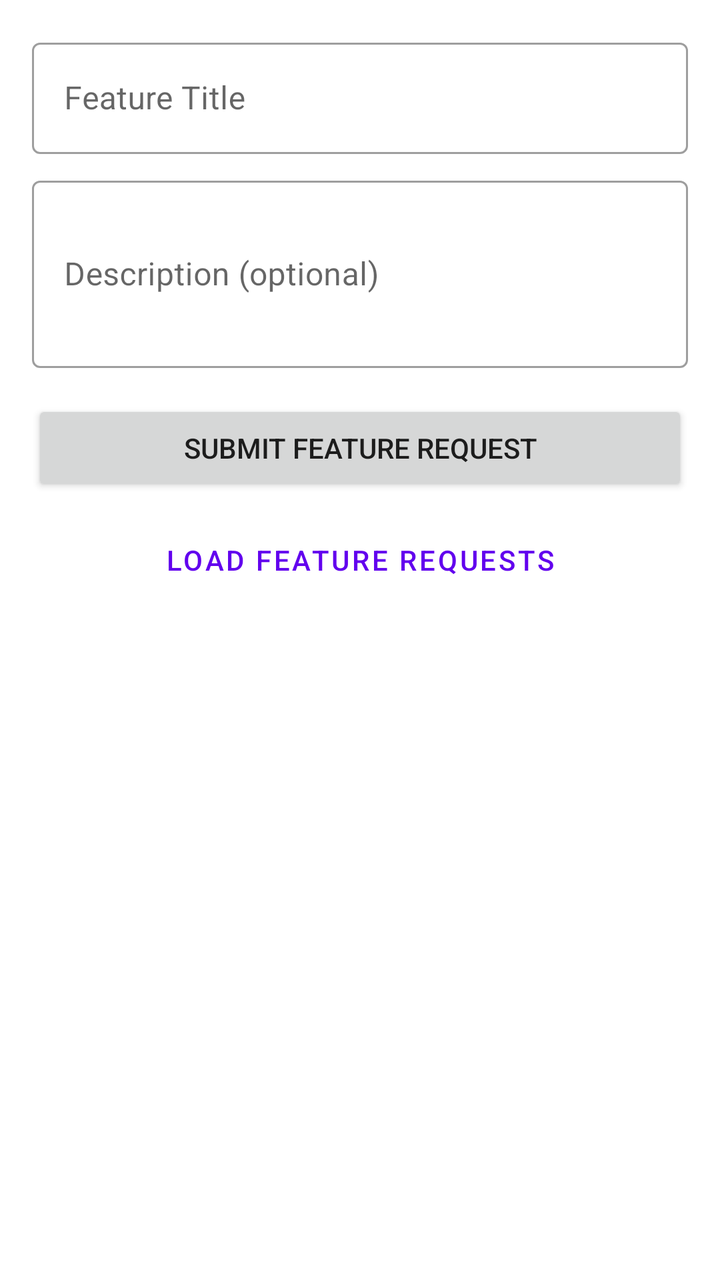
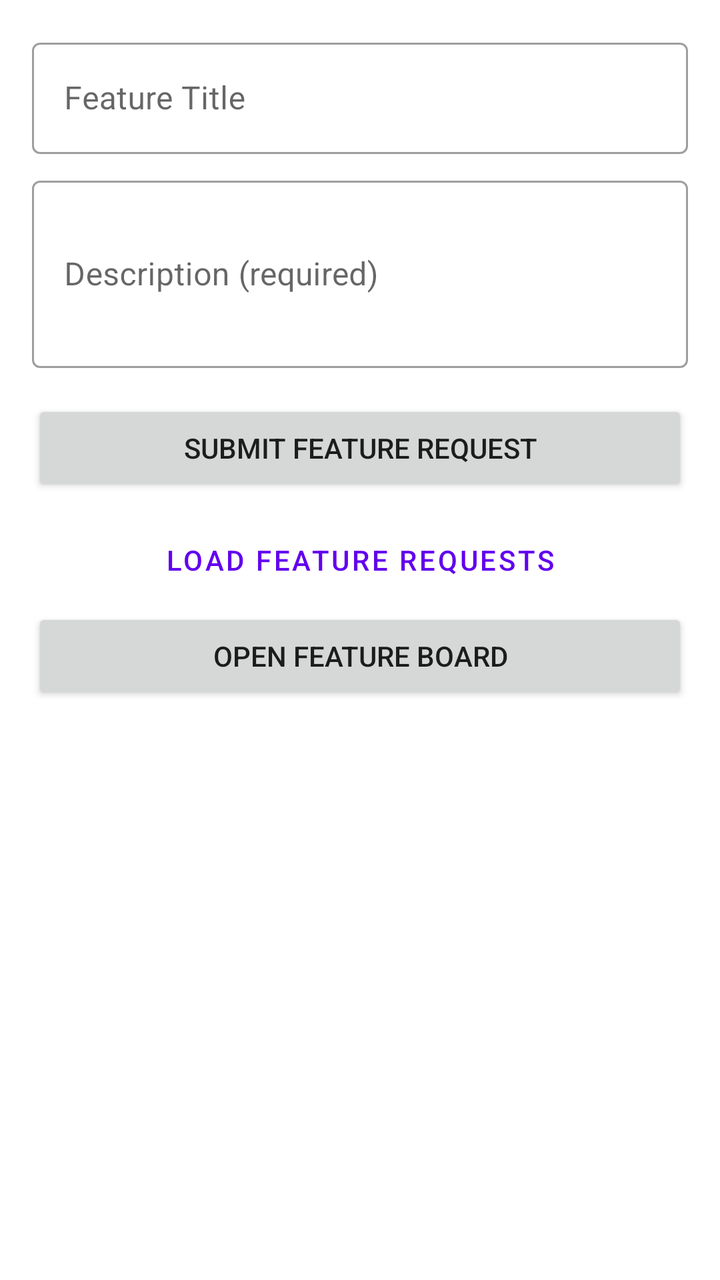

Two renders of the same Android screen: before a commit and after it. Below are the layout's source before the change and the commit's diff.
<!-- AndroidManifest.xml: application theme Theme.FeaturamaSample -->
<!-- res/layout/activity_main.xml -->
<?xml version="1.0" encoding="utf-8"?>
<androidx.constraintlayout.widget.ConstraintLayout
    xmlns:android="http://schemas.android.com/apk/res/android"
    xmlns:app="http://schemas.android.com/apk/res-auto"
    xmlns:tools="http://schemas.android.com/tools"
    android:layout_width="match_parent"
    android:layout_height="match_parent"
    android:padding="16dp"
    tools:context=".MainActivity">

    <com.google.android.material.textfield.TextInputLayout
        android:id="@+id/titleInputLayout"
        style="@style/Widget.MaterialComponents.TextInputLayout.OutlinedBox"
        android:layout_width="0dp"
        android:layout_height="wrap_content"
        android:hint="Feature Title"
        app:layout_constraintEnd_toEndOf="parent"
        app:layout_constraintStart_toStartOf="parent"
        app:layout_constraintTop_toTopOf="parent">

        <com.google.android.material.textfield.TextInputEditText
            android:id="@+id/titleInput"
            android:layout_width="match_parent"
            android:layout_height="wrap_content"
            android:inputType="text" />

    </com.google.android.material.textfield.TextInputLayout>

    <com.google.android.material.textfield.TextInputLayout
        android:id="@+id/descriptionInputLayout"
        style="@style/Widget.MaterialComponents.TextInputLayout.OutlinedBox"
        android:layout_width="0dp"
        android:layout_height="wrap_content"
        android:layout_marginTop="8dp"
        android:hint="Description (optional)"
        app:layout_constraintEnd_toEndOf="parent"
        app:layout_constraintStart_toStartOf="parent"
        app:layout_constraintTop_toBottomOf="@id/titleInputLayout">

        <com.google.android.material.textfield.TextInputEditText
            android:id="@+id/descriptionInput"
            android:layout_width="match_parent"
            android:layout_height="wrap_content"
            android:inputType="textMultiLine"
            android:minLines="3" />

    </com.google.android.material.textfield.TextInputLayout>

    <Button
        android:id="@+id/submitButton"
        android:layout_width="0dp"
        android:layout_height="wrap_content"
        android:layout_marginTop="16dp"
        android:text="Submit Feature Request"
        app:layout_constraintEnd_toEndOf="parent"
        app:layout_constraintStart_toStartOf="parent"
        app:layout_constraintTop_toBottomOf="@id/descriptionInputLayout" />

    <Button
        android:id="@+id/loadButton"
        style="@style/Widget.MaterialComponents.Button.OutlinedButton"
        android:layout_width="0dp"
        android:layout_height="wrap_content"
        android:layout_marginTop="8dp"
        android:text="Load Feature Requests"
        app:layout_constraintEnd_toEndOf="parent"
        app:layout_constraintStart_toStartOf="parent"
        app:layout_constraintTop_toBottomOf="@id/submitButton" />

    <ProgressBar
        android:id="@+id/progressBar"
        android:layout_width="wrap_content"
        android:layout_height="wrap_content"
        android:visibility="gone"
        app:layout_constraintBottom_toBottomOf="parent"
        app:layout_constraintEnd_toEndOf="parent"
        app:layout_constraintStart_toStartOf="parent"
        app:layout_constraintTop_toBottomOf="@id/loadButton" />

    <TextView
        android:id="@+id/resultText"
        android:layout_width="0dp"
        android:layout_height="0dp"
        android:layout_marginTop="16dp"
        android:scrollbars="vertical"
        android:textSize="14sp"
        app:layout_constraintBottom_toBottomOf="parent"
        app:layout_constraintEnd_toEndOf="parent"
        app:layout_constraintStart_toStartOf="parent"
        app:layout_constraintTop_toBottomOf="@id/loadButton" />

</androidx.constraintlayout.widget.ConstraintLayout>
<!-- resources referenced by this layout -->
<resources>
  <style name="Theme.FeaturamaSample" parent="Theme.MaterialComponents.DayNight.DarkActionBar">
          <item name="colorPrimary">#6200EE</item>
          <item name="colorPrimaryVariant">#3700B3</item>
          <item name="colorOnPrimary">@android:color/white</item>
          <item name="colorSecondary">#03DAC5</item>
          <item name="colorSecondaryVariant">#018786</item>
          <item name="colorOnSecondary">@android:color/black</item>
      </style>
</resources>

<!-- the commit's change to res/layout/activity_main.xml (unified diff, before → after) -->
@@ -32,7 +32,7 @@
         android:layout_width="0dp"
         android:layout_height="wrap_content"
         android:layout_marginTop="8dp"
-        android:hint="Description (optional)"
+        android:hint="Description (required)"
         app:layout_constraintEnd_toEndOf="parent"
         app:layout_constraintStart_toStartOf="parent"
         app:layout_constraintTop_toBottomOf="@id/titleInputLayout">
@@ -46,6 +46,24 @@
 
     </com.google.android.material.textfield.TextInputLayout>
 
+    <com.google.android.material.textfield.TextInputLayout
+        android:id="@+id/emailInputLayout"
+        style="@style/Widget.MaterialComponents.TextInputLayout.OutlinedBox"
+        android:layout_width="0dp"
+        android:layout_height="wrap_content"
+        android:layout_marginTop="8dp"
+        android:hint="Email address"
+        android:visibility="gone"
+        app:layout_constraintStart_toStartOf="parent"
+        app:layout_constraintEnd_toEndOf="parent"
+        app:layout_constraintTop_toBottomOf="@id/descriptionInputLayout">
+        <com.google.android.material.textfield.TextInputEditText
+            android:id="@+id/emailInput"
+            android:layout_width="match_parent"
+            android:layout_height="wrap_content"
+            android:inputType="textEmailAddress" />
+    </com.google.android.material.textfield.TextInputLayout>
+
     <Button
         android:id="@+id/submitButton"
         android:layout_width="0dp"
@@ -54,7 +72,7 @@
         android:text="Submit Feature Request"
         app:layout_constraintEnd_toEndOf="parent"
         app:layout_constraintStart_toStartOf="parent"
-        app:layout_constraintTop_toBottomOf="@id/descriptionInputLayout" />
+        app:layout_constraintTop_toBottomOf="@id/emailInputLayout" />
 
     <Button
         android:id="@+id/loadButton"
@@ -67,6 +85,15 @@
         app:layout_constraintStart_toStartOf="parent"
         app:layout_constraintTop_toBottomOf="@id/submitButton" />
 
+    <Button
+        android:id="@+id/boardButton"
+        android:layout_width="0dp"
+        android:layout_height="wrap_content"
+        android:text="Open feature board"
+        app:layout_constraintStart_toStartOf="parent"
+        app:layout_constraintEnd_toEndOf="parent"
+        app:layout_constraintTop_toBottomOf="@id/loadButton" />
+
     <ProgressBar
         android:id="@+id/progressBar"
         android:layout_width="wrap_content"
@@ -75,7 +102,7 @@
         app:layout_constraintBottom_toBottomOf="parent"
         app:layout_constraintEnd_toEndOf="parent"
         app:layout_constraintStart_toStartOf="parent"
-        app:layout_constraintTop_toBottomOf="@id/loadButton" />
+        app:layout_constraintTop_toBottomOf="@id/boardButton" />
 
     <TextView
         android:id="@+id/resultText"
@@ -87,6 +114,6 @@
         app:layout_constraintBottom_toBottomOf="parent"
         app:layout_constraintEnd_toEndOf="parent"
         app:layout_constraintStart_toStartOf="parent"
-        app:layout_constraintTop_toBottomOf="@id/loadButton" />
+        app:layout_constraintTop_toBottomOf="@id/boardButton" />
 
 </androidx.constraintlayout.widget.ConstraintLayout>
